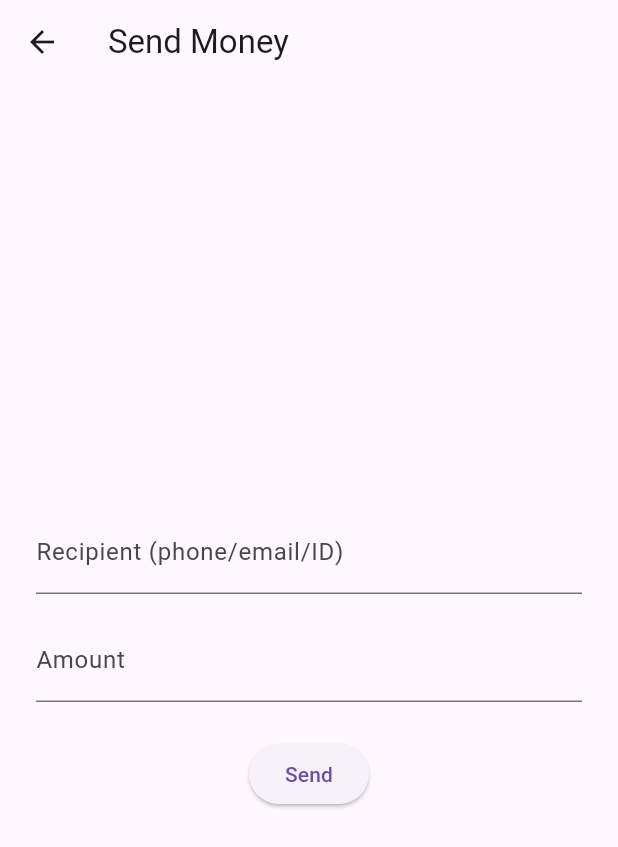
After one commit to Abdelrahmanfou2sh/task, a Flutter app: the SendMoneyPage screen opened directly, on a phone screen of 412 x 824 dp. The commit adds this screen. Shown: the top 847 px of the screen. Run offline on Flutter 3.47's test engine with Material 3 defaults, Android fonts, the phone set to English and light mode, and no system bars; our stand-ins replace cloud_firestore, firebase_auth, firebase_core, flutter_bloc, flutter_screenutil, get_it and 1 more; accounts and stored records are empty.

Commit message:
implemented the customer home with send money flow

```diff
--- a/lib/app/router/app_router.dart
+++ b/lib/app/router/app_router.dart
@@ -1,7 +1,8 @@
 import 'package:flutter/material.dart';
 import 'package:go_router/go_router.dart';
 import '../../features/auth/presentation/pages/login_page.dart';
-// TODO: Import customer, agent, admin dashboard pages
+import '../../features/customer/presentation/pages/customer_dashboard_page.dart';
+import '../../features/agent/presentation/pages/agent_dashboard_page.dart';
 
 final GoRouter appRouter = GoRouter(
   routes: [
@@ -9,9 +10,14 @@ final GoRouter appRouter = GoRouter(
       path: '/',
       builder: (context, state) => const LoginPage(),
     ),
-    // TODO: Add customer dashboard route
-    // TODO: Add agent dashboard route
-    // TODO: Add admin dashboard route
+    GoRoute(
+      path: '/customer',
+      builder: (context, state) => const CustomerDashboardPage(),
+    ),
+    GoRoute(
+      path: '/agent',
+      builder: (context, state) => const AgentDashboardPage(),
+    ),
   ],
   // TODO: Add redirect logic based on auth and role
 );
--- /dev/null
+++ b/lib/features/customer/presentation/cubit/send_money_cubit.dart
@@ -0,0 +1,18 @@
+import 'package:flutter_bloc/flutter_bloc.dart';
+
+part 'send_money_state.dart';
+
+class SendMoneyCubit extends Cubit<SendMoneyState> {
+  SendMoneyCubit() : super(SendMoneyInitial());
+
+  Future<void> sendMoney(String recipient, double amount) async {
+    emit(SendMoneyLoading());
+    try {
+      // TODO: Implement send money logic (mock for now)
+      await Future.delayed(const Duration(seconds: 1));
+      emit(SendMoneySuccess());
+    } catch (e) {
+      emit(SendMoneyError(e.toString()));
+    }
+  }
+}
--- /dev/null
+++ b/lib/features/customer/presentation/cubit/send_money_state.dart
@@ -0,0 +1,11 @@
+part of 'send_money_cubit.dart';
+
+abstract class SendMoneyState {}
+
+class SendMoneyInitial extends SendMoneyState {}
+class SendMoneyLoading extends SendMoneyState {}
+class SendMoneySuccess extends SendMoneyState {}
+class SendMoneyError extends SendMoneyState {
+  final String message;
+  SendMoneyError(this.message);
+}
--- /dev/null
+++ b/lib/features/customer/presentation/pages/send_money_page.dart
@@ -0,0 +1,94 @@
+import 'package:flutter/material.dart';
+import 'package:flutter_bloc/flutter_bloc.dart';
+import '../cubit/send_money_cubit.dart';
+
+class SendMoneyPage extends StatefulWidget {
+  const SendMoneyPage({Key? key}) : super(key: key);
+
+  @override
+  State<SendMoneyPage> createState() => _SendMoneyPageState();
+}
+
+class _SendMoneyPageState extends State<SendMoneyPage> {
+  final _formKey = GlobalKey<FormState>();
+  final _recipientController = TextEditingController();
+  final _amountController = TextEditingController();
+
+  @override
+  Widget build(BuildContext context) {
+    return BlocProvider(
+      create: (_) => SendMoneyCubit(),
+      child: Scaffold(
+        appBar: AppBar(title: const Text('Send Money')),
+        body: BlocConsumer<SendMoneyCubit, SendMoneyState>(
+          listener: (context, state) {
+            if (state is SendMoneySuccess) {
+              showDialog(
+                context: context,
+                builder: (_) => AlertDialog(
+                  title: const Text('Success'),
+                  content: const Text('Money sent successfully!'),
+                  actions: [
+                    TextButton(
+                      onPressed: () => Navigator.of(context).popUntil((route) => route.isFirst),
+                      child: const Text('OK'),
+                    ),
+                  ],
+                ),
+              );
+            }
+          },
+          builder: (context, state) {
+            if (state is SendMoneyLoading) {
+              return const Center(child: CircularProgressIndicator());
+            }
+            return Padding(
+              padding: const EdgeInsets.all(24.0),
+              child: Form(
+                key: _formKey,
+                child: Column(
+                  mainAxisAlignment: MainAxisAlignment.center,
+                  children: [
+                    TextFormField(
+                      controller: _recipientController,
+                      decoration: const InputDecoration(labelText: 'Recipient (phone/email/ID)'),
+                      validator: (value) => value == null || value.isEmpty ? 'Enter recipient' : null,
+                    ),
+                    const SizedBox(height: 16),
+                    TextFormField(
+                      controller: _amountController,
+                      decoration: const InputDecoration(labelText: 'Amount'),
+                      keyboardType: TextInputType.numberWithOptions(decimal: true),
+                      validator: (value) {
+                        if (value == null || value.isEmpty) return 'Enter amount';
+                        final amount = double.tryParse(value);
+                        if (amount == null || amount <= 0) return 'Enter valid amount';
+                        return null;
+                      },
+                    ),
+                    const SizedBox(height: 24),
+                    ElevatedButton(
+                      onPressed: () {
+                        if (_formKey.currentState!.validate()) {
+                          final recipient = _recipientController.text.trim();
+                          final amount = double.parse(_amountController.text.trim());
+                          context.read<SendMoneyCubit>().sendMoney(recipient, amount);
+                        }
+                      },
+                      child: const Text('Send'),
+                    ),
+                    if (state is SendMoneyError)
+                      Padding(
+                        padding: const EdgeInsets.only(top: 16.0),
+                        child: Text(state.message, style: const TextStyle(color: Colors.red)),
+                      ),
+                  ],
+                ),
+              ),
+            );
+          },
+        ),
+      ),
+    );
+  }
+}
```
Also changed, not shown: lib/features/agent/presentation/pages/agent_dashboard_page.dart (added, +13 -0 lines), lib/features/auth/presentation/pages/login_page.dart (+8 -1 lines), lib/features/customer/presentation/cubit/customer_home_cubit.dart (added, +32 -0 lines), lib/features/customer/presentation/cubit/customer_home_state.dart (added, +17 -0 lines), lib/features/customer/presentation/pages/customer_dashboard_page.dart (added, +81 -0 lines).
